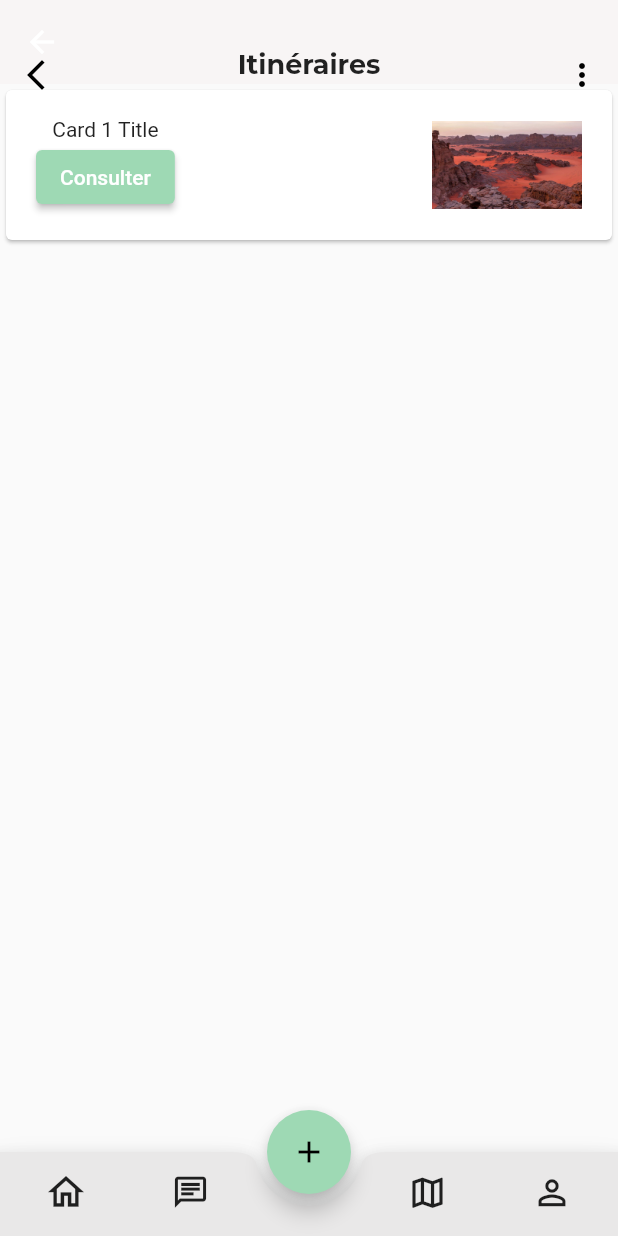
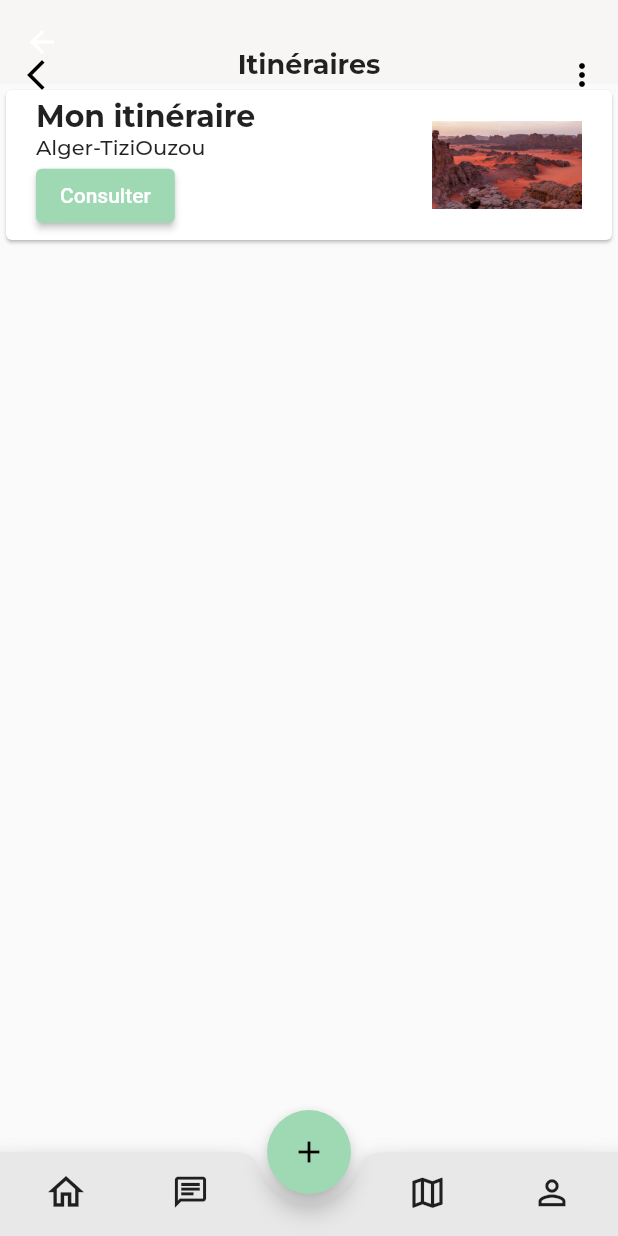
Before and after one commit to okeiiro/Jawla, a Flutter app: the SecondPage screen opened by its route, on a phone screen of 412 x 824 dp. Run offline on Flutter 3.47's test engine with Material 2 defaults, Android fonts, the phone set to English and light mode, and no system bars.

Commit message:
Added second page

```diff
--- a/lib/main.dart
+++ b/lib/main.dart
@@ -1,4 +1,3 @@
-import 'package:flutter/cupertino.dart';
 import 'package:flutter/material.dart';
 
 void main() => runApp(MaterialApp(home: MyApp(), routes: {
@@ -319,8 +318,18 @@ class _SecondPageState extends State<SecondPage> {
                 Padding(
                   padding: const EdgeInsets.only(left: 20.0),
                   child: Column(
+                    crossAxisAlignment: CrossAxisAlignment.start,
                     children: [
-                      Text('Card 1 Title'),
+                      Text(
+                        'Mon itinéraire',
+                        style:
+                            TextStyle(fontSize: 20, fontFamily: 'Montserrat'),
+                      ),
+                      Text(
+                        'Alger-TiziOuzou',
+                        style: TextStyle(
+                            fontSize: 14, fontFamily: 'MontserratMedium'),
+                      ),
                       ElevatedButton(
                         style: ElevatedButton.styleFrom(
                           primary: Color.fromARGB(255, 158, 217, 180),
```
